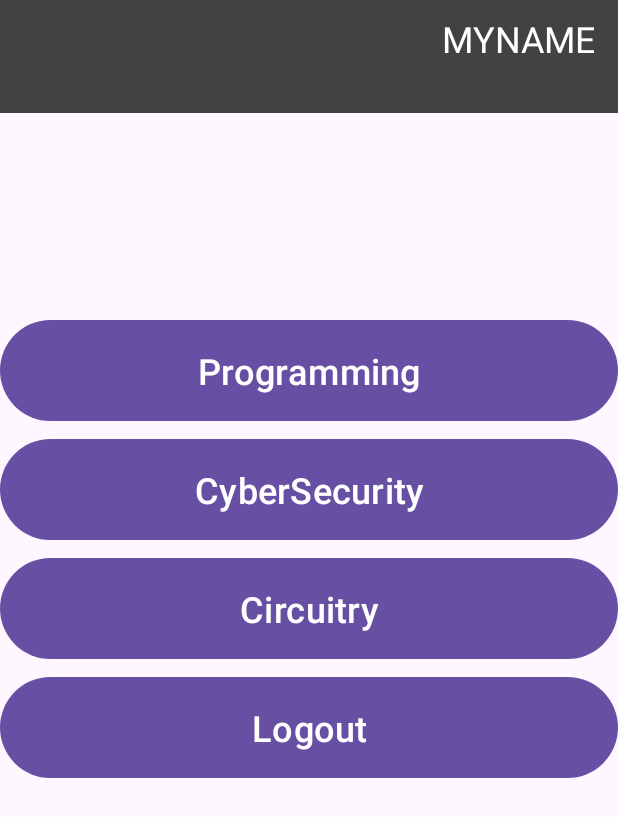
After one commit to dorta-csumb/CyberSurvivalJava, an Android app: the LandingPage screen opened directly, with no data from a screen before it, on a phone screen of 412 x 824 dp. The commit adds this screen. Shown: the top 817 px of the screen. Run offline under Robolectric (Android 15) with nearby library versions, the phone set to English and light mode, and no system bars; our stand-ins replace Room's generated code.

Commit message:
Created landing page for logged in users

```diff
--- a/app/src/main/AndroidManifest.xml
+++ b/app/src/main/AndroidManifest.xml
@@ -11,6 +11,9 @@
         android:roundIcon="@mipmap/ic_launcher_round"
         android:supportsRtl="true"
         android:theme="@style/Theme.CyberSurvivalJava">
+        <activity
+            android:name=".LandingPage"
+            android:exported="false" />
         <activity
             android:name=".LoginActivity"
             android:exported="false" />
--- /dev/null
+++ b/app/src/main/java/com/example/cybersurvivaljava/LandingPage.java
@@ -0,0 +1,74 @@
+package com.example.cybersurvivaljava;
+
+import android.content.Context;
+import android.content.Intent;
+import android.content.SharedPreferences;
+import android.os.Bundle;
+import android.view.View;
+
+import androidx.activity.EdgeToEdge;
+import androidx.annotation.NonNull;
+import androidx.appcompat.app.AppCompatActivity;
+import androidx.core.graphics.Insets;
+import androidx.core.view.ViewCompat;
+import androidx.core.view.WindowInsetsCompat;
+
+import com.example.cybersurvivaljava.database.CyberSurvivalRepository;
+import com.example.cybersurvivaljava.databinding.ActivityLandingPageBinding;
+
+public class LandingPage extends AppCompatActivity {
+
+    private static final String LANDING_PAGE_USER_ID = "com.example.cybersurvivaljava.LANDING_PAGE_USER_ID";
+    private final String SAVED_INSTANCE_STATE_USERID_KEY = "com.example.cybersurvivaljava.SAVED_INSTANCE_STATE_USERID_KEY";
+    private static final int LOGGED_OUT = -1;
+
+    private ActivityLandingPageBinding binding;
+    private CyberSurvivalRepository repository;
+
+    private int loggedInUserId = -1;
+
+    @Override
+    protected void onCreate(Bundle savedInstanceState) {
+        super.onCreate(savedInstanceState);
+        binding = ActivityLandingPageBinding.inflate(getLayoutInflater());
+        setContentView(binding.getRoot());
+
+        repository = CyberSurvivalRepository.getRepository(getApplication());
+
+        loggedInUserId = getIntent().getIntExtra(LANDING_PAGE_USER_ID, LOGGED_OUT);
+
+        repository.getUserById(loggedInUserId).observe(this, user -> {
+            if (user != null) {
+                binding.landingNameTextView.setText(user.getUsername());
+            }
+        });
+
+        binding.logoutButton.setOnClickListener(new View.OnClickListener() {
+            @Override
+            public void onClick(View v) {
+
+            }
+        });
+    }
+
+    static Intent landingPageIntentFactory(Context context, int userId) {
+        Intent intent = new Intent(context, LandingPage.class);
+        intent.putExtra(LANDING_PAGE_USER_ID, userId);
+        return intent;
+    }
+
+    @Override
+    protected void onSaveInstanceState(@NonNull Bundle outState) {
+        super.onSaveInstanceState(outState);
+        outState.putInt(SAVED_INSTANCE_STATE_USERID_KEY, loggedInUserId);
+        updateSharedPreference();
+    }
+
+    private void updateSharedPreference() {
+        SharedPreferences sharedPreferences = getApplicationContext().getSharedPreferences(getString(R.string.preference_file_key),
+                                                                        Context.MODE_PRIVATE);
+        SharedPreferences.Editor sharedPrefEditor = sharedPreferences.edit();
+        sharedPrefEditor.putInt(getString(R.string.preference_userId_key), loggedInUserId);
+        sharedPrefEditor.apply();
+    }
+}
--- a/app/src/main/java/com/example/cybersurvivaljava/LoginActivity.java
+++ b/app/src/main/java/com/example/cybersurvivaljava/LoginActivity.java
@@ -49,7 +49,7 @@ public class LoginActivity extends AppCompatActivity {
             if (user != null) {
                 String password = binding.passwordLoginEditText.getText().toString();
                 if (password.equals(user.getPassword())) {
-//                    startActivity();
+                    startActivity(LandingPage.landingPageIntentFactory(getApplicationContext(), user.getUserId()));
                     toastMaker("Login successful");
                 } else {
                     toastMaker("Incorrect password");
--- /dev/null
+++ b/app/src/main/res/layout/activity_landing_page.xml
@@ -0,0 +1,85 @@
+<?xml version="1.0" encoding="utf-8"?>
+<androidx.constraintlayout.widget.ConstraintLayout xmlns:android="http://schemas.android.com/apk/res/android"
+    xmlns:app="http://schemas.android.com/apk/res-auto"
+    xmlns:tools="http://schemas.android.com/tools"
+    android:id="@+id/main"
+    android:layout_width="match_parent"
+    android:layout_height="match_parent"
+    tools:context=".LandingPage">
+
+    <TextView
+        android:id="@+id/landingTopBar"
+        android:layout_width="match_parent"
+        android:layout_height="75dp"
+        android:background="@color/cardview_dark_background" />
+
+    <TextView
+        android:id="@+id/landingNameTextView"
+        android:layout_width="match_parent"
+        android:layout_height="50dp"
+        android:layout_margin="16dp"
+        android:gravity="end"
+        android:text="MYNAME"
+        android:textColor="@color/white"
+        android:textSize="24sp"
+        app:layout_constraintBottom_toBottomOf="@id/landingTopBar"
+        app:layout_constraintEnd_toEndOf="parent"
+        app:layout_constraintStart_toStartOf="parent" />
+
+    <Button
+        android:id="@+id/programmingButton"
+        android:layout_width="match_parent"
+        android:layout_height="75dp"
+        android:layout_marginTop="150dp"
+        android:text="Programming"
+        android:textSize="24sp"
+        app:layout_constraintEnd_toEndOf="parent"
+        app:layout_constraintStart_toStartOf="parent"
+        app:layout_constraintTop_toBottomOf="@id/landingNameTextView" />
+
+    <Button
+        android:id="@+id/cybersecurityButton"
+        android:layout_width="match_parent"
+        android:layout_height="75dp"
+        android:layout_marginTop="4dp"
+        android:text="CyberSecurity"
+        android:textSize="24sp"
+        app:layout_constraintEnd_toEndOf="parent"
+        app:layout_constraintStart_toStartOf="parent"
+        app:layout_constraintTop_toBottomOf="@id/programmingButton" />
+
+    <Button
+        android:id="@+id/circuitryButton"
+        android:layout_width="match_parent"
+        android:layout_height="75dp"
+        android:layout_marginTop="4dp"
+        android:text="Circuitry"
+        android:textSize="24sp"
+        app:layout_constraintEnd_toEndOf="parent"
+        app:layout_constraintStart_toStartOf="parent"
+        app:layout_constraintTop_toBottomOf="@id/cybersecurityButton" />
+
+    <Button
+        android:id="@+id/logoutButton"
+        android:layout_width="match_parent"
+        android:layout_height="75dp"
+        android:layout_marginTop="4dp"
+        android:text="Logout"
+        android:textSize="24sp"
+        app:layout_constraintEnd_toEndOf="parent"
+        app:layout_constraintStart_toStartOf="parent"
+        app:layout_constraintTop_toBottomOf="@id/circuitryButton" />
+
+    <Button
+        android:id="@+id/adminButton"
+        android:layout_width="match_parent"
+        android:layout_height="75dp"
+        android:layout_marginTop="4dp"
+        android:text="Admin Panel"
+        android:textSize="24sp"
+        android:visibility="invisible"
+        app:layout_constraintEnd_toEndOf="parent"
+        app:layout_constraintStart_toStartOf="parent"
+        app:layout_constraintTop_toBottomOf="@id/logoutButton" />
+
+</androidx.constraintlayout.widget.ConstraintLayout>
--- a/app/src/main/res/values/strings.xml
+++ b/app/src/main/res/values/strings.xml
@@ -1,4 +1,6 @@
 <resources>
     <string name="app_name">CyberSurvivalJava</string>
     <string name="loginWelcome">Welcome to CyberSurvival. Please Sign in or Create New Account</string>
+    <string name="preference_file_key">jesuslopezPreferenceFileNameCyberSurvival</string>
+    <string name="preference_userId_key">jesuslopezPreferenceUserIdKeyCyberSurvival</string>
 </resources>
```
